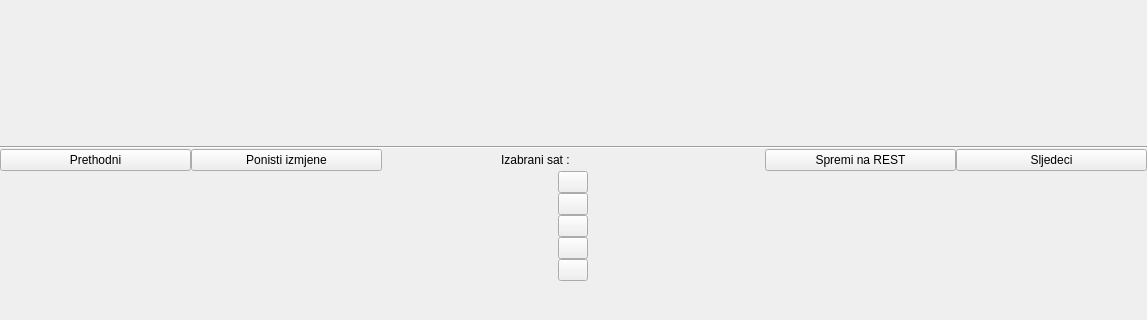
Before: the Qt Designer form app/view/ui_files/konc_graf_panel.ui in kluksa/kontrola-podataka, drawn with Qt 5; both pictures show x 0 to 1147 and y 176 to 496 of the 1147 by 793 pixel window.
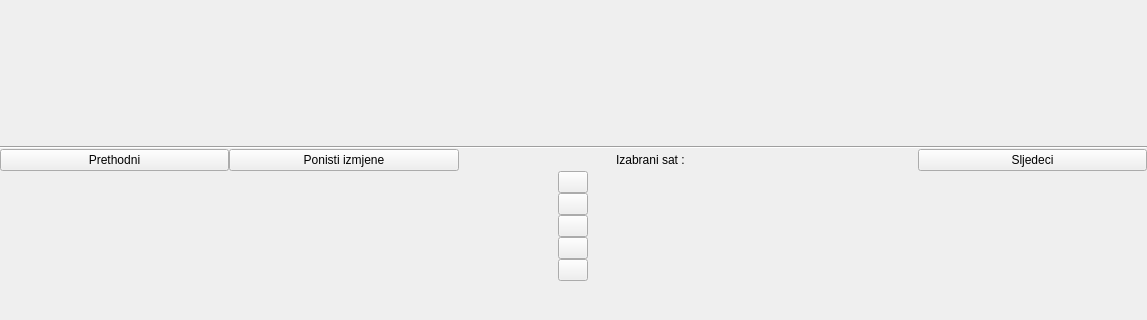
After: the same form once the commit is applied.

The edit to the form file:
```diff
--- a/app/view/ui_files/konc_graf_panel.ui
+++ b/app/view/ui_files/konc_graf_panel.ui
@@ -279,13 +279,6 @@
        </property>
       </widget>
      </item>
-     <item>
-      <widget class="QPushButton" name="buttonRestSave">
-       <property name="text">
-        <string>Spremi na REST</string>
-       </property>
-      </widget>
-     </item>
      <item>
       <widget class="QPushButton" name="buttonSljedeci">
        <property name="text">
```
